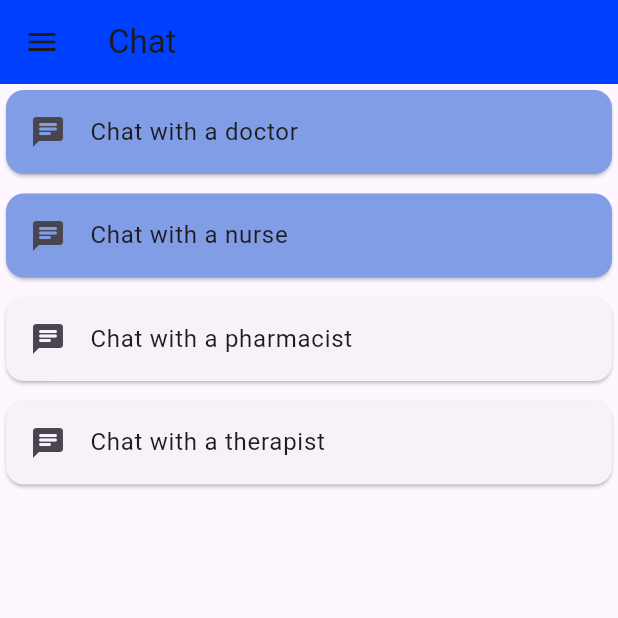
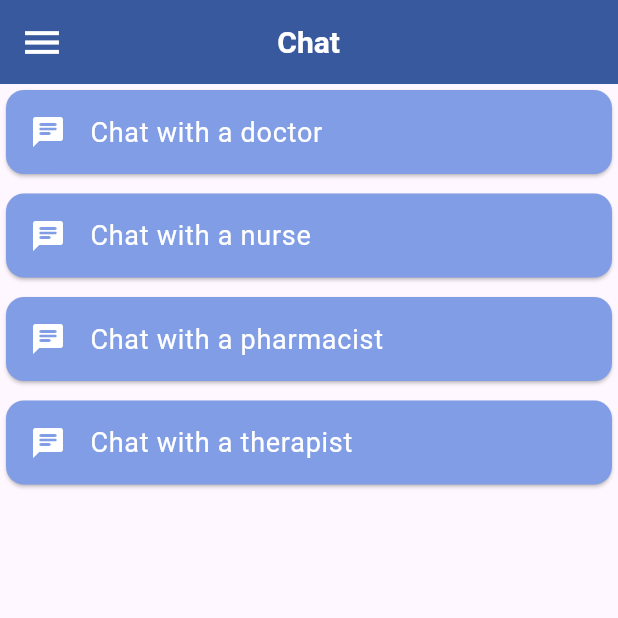
Before and after one commit to Billy272/Health_Plus, a Flutter app: the ChatScreen screen opened directly, on a phone screen of 412 x 824 dp, the top half of it. Run offline on Flutter 3.47's test engine with Material 3 defaults, Android fonts, the phone set to English and light mode, and no system bars; our stand-ins replace font_awesome_flutter.

Commit message:
chore: Update chat screen with color and UI improvements

```diff
--- a/health_plus/lib/chat.dart
+++ b/health_plus/lib/chat.dart
@@ -7,23 +7,45 @@ class ChatScreen extends StatelessWidget {
   Widget build(BuildContext context) {
     return Scaffold(
       appBar: AppBar(
-        backgroundColor: const Color.fromARGB(255, 0, 64, 255),
+        backgroundColor: const Color.fromARGB(255, 57, 89, 158),
         leading: IconButton(
           tooltip: MaterialLocalizations.of(context).openAppDrawerTooltip,
-          icon: const Icon(Icons.menu),
+          icon: const Icon(Icons.menu, color: Colors.white, size: 30),
           onPressed: () {
             Scaffold.of(context).openDrawer();
           },
         ),
-        title: const Text('Chat'),
+        title: const Row(
+          children: <Widget>[
+            Spacer(flex: 2),
+            Text(
+              'Chat',
+              style: TextStyle(
+                color: Color.fromARGB(255, 255, 255, 255),
+                fontSize: 20,
+                fontWeight: FontWeight.bold,
+              ),
+            ),
+            Spacer(flex: 3),
+          ],
+        ),
       ),
       body: Column(
         children: <Widget>[
           Card(
             color: const Color.fromARGB(255, 129, 157, 229),
             child: ListTile(
-              title: const Text('Chat with a doctor'),
-              leading: const Icon(Icons.chat_rounded),
+              title: const Text(
+                'Chat with a doctor',
+                style: TextStyle(
+                  fontSize: 18,
+                  color: Colors.white,
+                ),
+              ),
+              leading: const Icon(
+                Icons.chat_rounded,
+                color: Colors.white,
+              ),
               onTap: () {
                 Navigator.push(
                     context,
@@ -36,8 +58,12 @@ class ChatScreen extends StatelessWidget {
           Card(
               color: const Color.fromARGB(255, 129, 157, 229),
               child: ListTile(
-                title: const Text('Chat with a nurse'),
-                leading: const Icon(Icons.chat_rounded),
+                title: const Text('Chat with a nurse',
+                    style: TextStyle(
+                      fontSize: 18,
+                      color: Colors.white,
+                    )),
+                leading: const Icon(Icons.chat_rounded, color: Colors.white),
                 onTap: () {
                   Navigator.push(
                       context,
@@ -47,22 +73,38 @@ class ChatScreen extends StatelessWidget {
               )),
           const SizedBox(height: 5.0),
           Card(
+              color: const Color.fromARGB(255, 129, 157, 229),
               child: ListTile(
-            title: const Text('Chat with a pharmacist'),
-            leading: const Icon(Icons.chat_rounded),
+                title: const Text(
+                  'Chat with a pharmacist',
+                  style: TextStyle(
+                    fontSize: 18,
+                    color: Colors.white,
+                  ),
+                ),
+                leading: const Icon(Icons.chat_rounded, color: Colors.white),
                 onTap: () {
-              Navigator.push(context,
-                  MaterialPageRoute(builder: (context) => const ChatScreen()));
+                  Navigator.push(
+                      context,
+                      MaterialPageRoute(
+                          builder: (context) => const ChatScreen()));
                 },
               )),
           const SizedBox(height: 5.0),
           Card(
+              color: const Color.fromARGB(255, 129, 157, 229),
               child: ListTile(
-            title: const Text('Chat with a therapist'),
-            leading: const Icon(Icons.chat_rounded),
+                title: const Text('Chat with a therapist',
+                    style: TextStyle(
+                      fontSize: 18,
+                      color: Colors.white,
+                    )),
+                leading: const Icon(Icons.chat_rounded, color: Colors.white),
                 onTap: () {
-              Navigator.push(context,
-                  MaterialPageRoute(builder: (context) => const ChatScreen()));
+                  Navigator.push(
+                      context,
+                      MaterialPageRoute(
+                          builder: (context) => const ChatScreen()));
                 },
               )),
         ],
```
Lines whose indentation alone changed are shown as unchanged.
